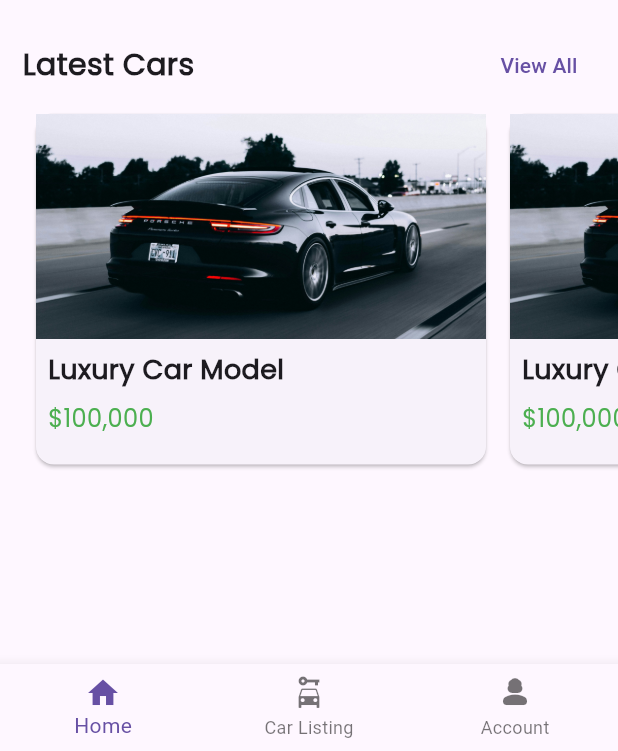
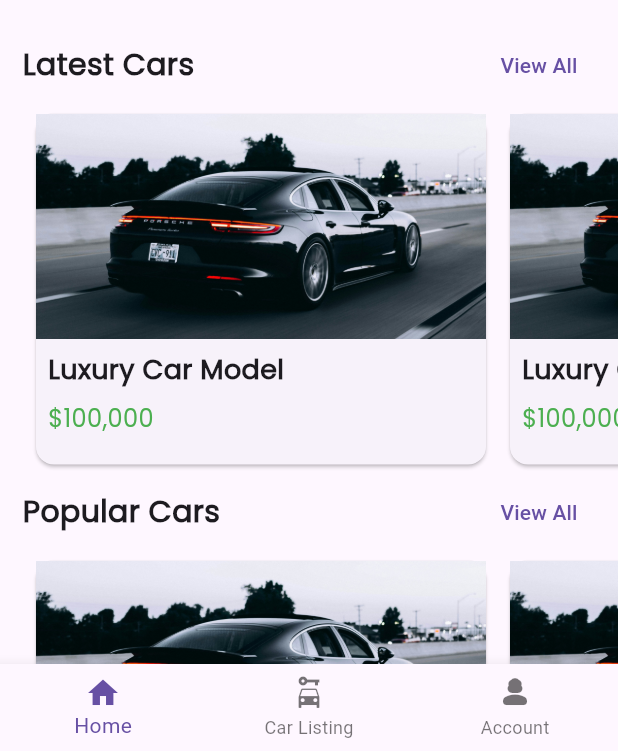
Before and after one commit to lesajayaweera/MAD_assignment_final, a Flutter app: the screen it shows after launch, on a phone screen of 412 x 824 dp, the part 485-1236 px from its top. Run offline on Flutter 3.47's test engine with Material 3 defaults, Android fonts, the phone set to English and light mode, and no system bars.

Commit message:
added the popular section

```diff
--- a/lib/screens/home.dart
+++ b/lib/screens/home.dart
@@ -14,6 +14,7 @@ class Home extends StatelessWidget {
       drawer: myDrawer(),
       body: SingleChildScrollView(
         child: Column(
+          mainAxisSize: MainAxisSize.min,
           children: [
             // search bar section
             Container(
@@ -117,6 +118,50 @@ class Home extends StatelessWidget {
                 ],
               ),
             ),
+            Container(
+              child: Column(
+                crossAxisAlignment: CrossAxisAlignment.start,
+                children: [
+                  Row(
+                    mainAxisAlignment: MainAxisAlignment.spaceBetween,
+                    children: [
+                      Padding(
+                        padding: const EdgeInsets.only(left: 15.0),
+                        child: Text(
+                          textAlign: TextAlign.start,
+                          'Popular Cars',
+                          style: TextStyle(
+                            fontFamily: 'poppins',
+                            fontSize: 20,
+                            fontWeight: FontWeight.bold,
+                          ),
+                        ),
+                      ),
+                      Padding(
+                        padding: const EdgeInsets.only(right: 15.0),
+                        child: TextButton(
+                          onPressed: () {
+                            // Handle view all action
+                          },
+                          child: Text('View All'),
+                        ),
+                      ),
+                    ],
+                  ),
+                  SizedBox(
+                    height: 250, // Set height for horizontal list
+                    child: ListView.builder(
+                      itemCount: 10,
+                      scrollDirection: Axis.horizontal,
+                      padding: const EdgeInsets.symmetric(horizontal: 16.0),
+                      itemBuilder: (context, index) {
+                        return const ProductContainer();
+                      },
+                    ),
+                  ),
+                ],
+              ),
+            ),
           ],
         ),
       ),
```
